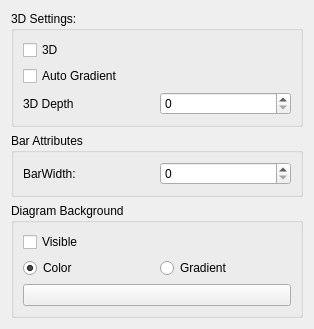
Above: examples/demo/diagramsettings.ui from KDAB/KDChart before the change. Below: the same form after it.
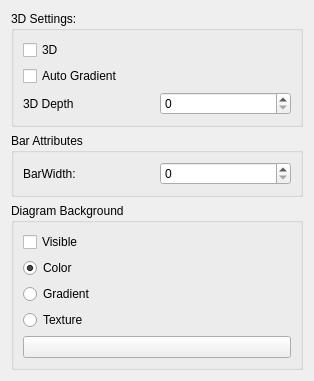
That is the form after the change.

Commit message: added texture support for brushes

```diff
--- a/examples/demo/diagramsettings.ui
+++ b/examples/demo/diagramsettings.ui
@@ -7,7 +7,7 @@
     <x>0</x>
     <y>0</y>
     <width>314</width>
-    <height>297</height>
+    <height>351</height>
    </rect>
   </property>
   <property name="windowTitle">
@@ -88,7 +88,7 @@
        </widget>
       </item>
       <item>
-       <layout class="QHBoxLayout" name="horizontalLayout">
+       <layout class="QVBoxLayout" name="verticalLayout_5">
         <item>
          <widget class="QRadioButton" name="color">
           <property name="text">
@@ -112,6 +112,16 @@
           </attribute>
          </widget>
         </item>
+        <item>
+         <widget class="QRadioButton" name="textureBtn">
+          <property name="text">
+           <string>Texture</string>
+          </property>
+          <attribute name="buttonGroup">
+           <string notr="true">buttonGroup</string>
+          </attribute>
+         </widget>
+        </item>
        </layout>
       </item>
       <item>
```
The commit also changes 3 other files.
